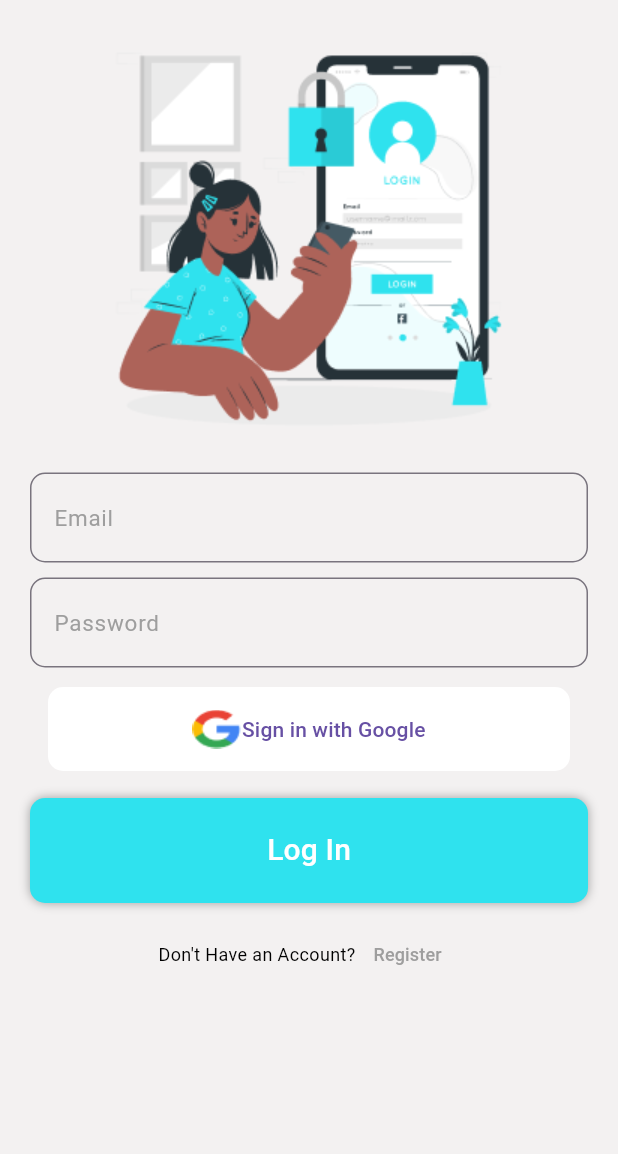
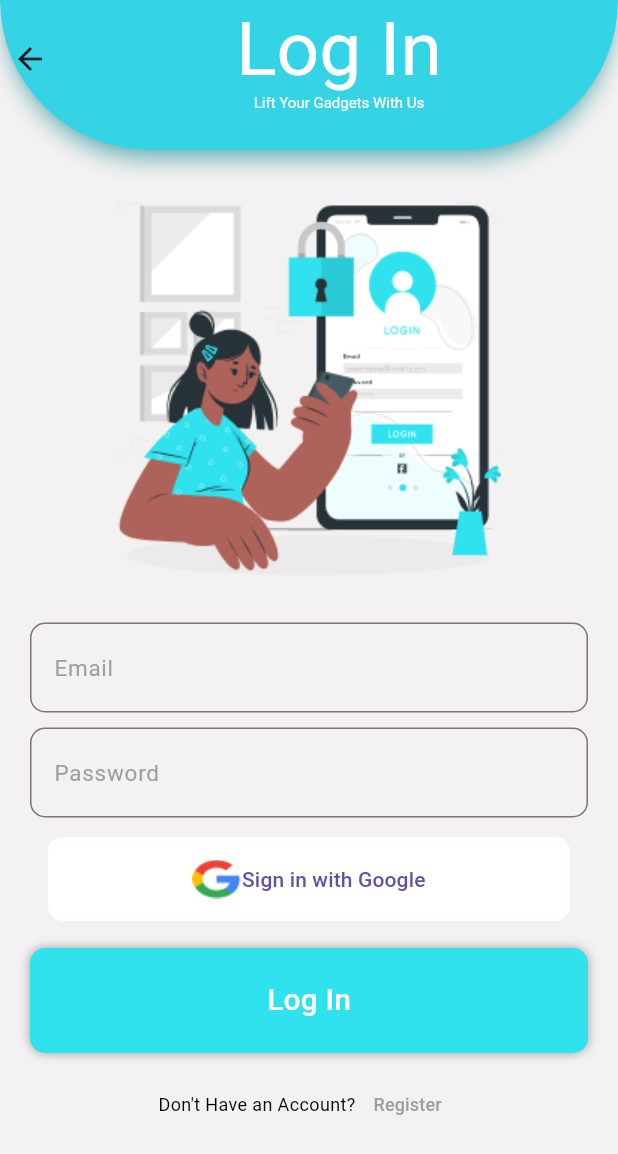
Before and after one commit to younes-damouna/gad-lift, a Flutter app: the LoginScreen screen opened directly, on a phone screen of 412 x 824 dp. Shown: the top 1154 px of the screen. Run offline on Flutter 3.47's test engine with Material 3 defaults, Android fonts, the light colour scheme and no system bars; our stand-ins replace google_fonts.

Commit message:
frontend: imported appBar in loginScreen

```diff
--- a/mobile_app/lib/screens/auth/login.screen.dart
+++ b/mobile_app/lib/screens/auth/login.screen.dart
@@ -1,4 +1,5 @@
 import 'package:flutter/material.dart';
+import 'package:mobile_app/widgets/app_bar.widget.dart';
 import 'package:mobile_app/widgets/common/input.widget.dart';
 import 'package:mobile_app/widgets/common/primary_button.widget.dart';
 import 'package:mobile_app/widgets/common/section_title.dart';
@@ -15,6 +16,7 @@ class _LoginScreenState extends State<LoginScreen> {
   @override
   Widget build(BuildContext context) {
     return Scaffold(
+      appBar: const MyAppBar(title: 'Log In'),
         backgroundColor: const Color(0xFFF3F1F1),
         body: Center(
           child: Container(
```
